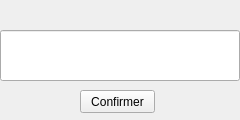
Old version of the form IG/responsableIG/ResponsablePanel/erreursousig.ui in the repository 4mbroise/goodBasket.
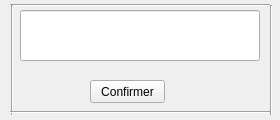
New version of the form.

What changed in the file:
```diff
--- a/IG/responsableIG/ResponsablePanel/erreursousig.ui
+++ b/IG/responsableIG/ResponsablePanel/erreursousig.ui
@@ -6,7 +6,7 @@
    <rect>
     <x>0</x>
     <y>0</y>
-    <width>240</width>
+    <width>280</width>
     <height>120</height>
    </rect>
   </property>
@@ -16,8 +16,8 @@
   <widget class="QLineEdit" name="apercu">
    <property name="geometry">
     <rect>
-     <x>0</x>
-     <y>30</y>
+     <x>20</x>
+     <y>10</y>
      <width>240</width>
      <height>51</height>
     </rect>
@@ -26,8 +26,8 @@
   <widget class="QPushButton" name="Confirmer">
    <property name="geometry">
     <rect>
-     <x>80</x>
-     <y>90</y>
+     <x>90</x>
+     <y>80</y>
      <width>75</width>
      <height>23</height>
     </rect>
@@ -36,6 +36,58 @@
     <string>Confirmer</string>
    </property>
   </widget>
+  <widget class="Line" name="line_4">
+   <property name="geometry">
+    <rect>
+     <x>270</x>
+     <y>5</y>
+     <width>3</width>
+     <height>110</height>
+    </rect>
+   </property>
+   <property name="orientation">
+    <enum>Qt::Vertical</enum>
+   </property>
+  </widget>
+  <widget class="Line" name="line">
+   <property name="geometry">
+    <rect>
+     <x>10</x>
+     <y>0</y>
+     <width>260</width>
+     <height>10</height>
+    </rect>
+   </property>
+   <property name="orientation">
+    <enum>Qt::Horizontal</enum>
+   </property>
+  </widget>
+  <widget class="Line" name="line_3">
+   <property name="geometry">
+    <rect>
+     <x>10</x>
+     <y>5</y>
+     <width>5</width>
+     <height>110</height>
+    </rect>
+   </property>
+   <property name="orientation">
+    <enum>Qt::Vertical</enum>
+   </property>
+  </widget>
+  <widget class="Line" name="line_2">
+   <property name="geometry">
+    <rect>
+     <x>10</x>
+     <y>110</y>
+     <width>260</width>
+     <height>5</height>
+    </rect>
+   </property>
+   <property name="orientation">
+    <enum>Qt::Horizontal</enum>
+   </property>
+  </widget>
  </widget>
  <resources/>
  <connections/>
```
